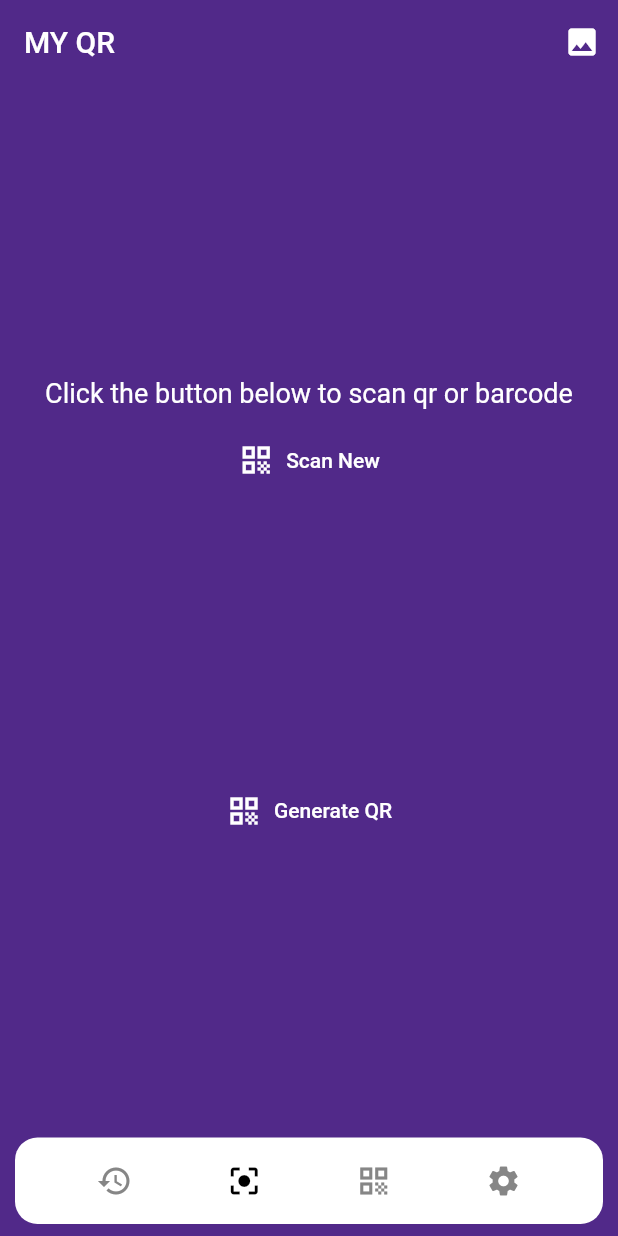
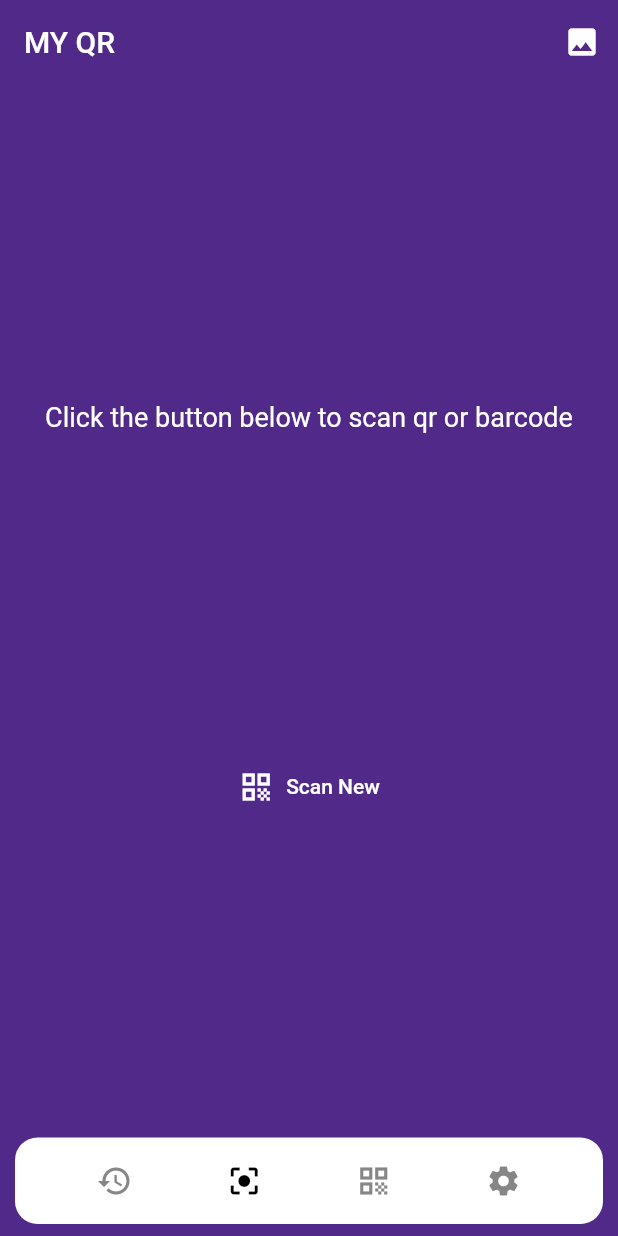
Before and after one commit to kedrakk/qrscannerapp, a Flutter app: the screen it shows after launch, on a phone screen of 412 x 824 dp. Run offline on Flutter 3.47's test engine with Material 2 defaults, Android fonts, the light colour scheme and no system bars; our stand-ins replace flutter_svg, get, get_storage, google_mobile_ads, hive, hive_flutter and 5 more; missing offline and left inert: barcode_scan2, scan; accounts and stored records are empty; statements that could not run were skipped.

Commit message:
remove generate in home

```diff
--- a/lib/screen/qr_pages/qr_action_with_barcode_scan.dart
+++ b/lib/screen/qr_pages/qr_action_with_barcode_scan.dart
@@ -1,7 +1,6 @@
 import 'package:flutter/material.dart';
 import 'package:get/get.dart';
 import 'package:qr_scanner_app/generated/locales.g.dart';
-import 'package:qr_scanner_app/screen/qr_pages/generate_qr.dart';
 import 'package:qr_scanner_app/service/controllers/qrcontrollers/barcode_scan_with_barcode_scan_controller.dart';
 import 'package:qr_scanner_app/utils/colors.dart';
 
@@ -32,9 +31,7 @@ class QRActionWithBarcodeScanPage extends StatelessWidget {
             crossAxisAlignment: CrossAxisAlignment.center,
             children: [
               Center(
-                child: Column(
-                  children: [
-                    Padding(
+                child: Padding(
                   padding: const EdgeInsets.symmetric(
                     vertical: 10.0,
                     horizontal: 15,
@@ -48,23 +45,9 @@ class QRActionWithBarcodeScanPage extends StatelessWidget {
                     ),
                   ),
                 ),
+              ),
               ScanNewButton(
                 onPressed: () => controller.scanQR(),
-                    ),
-                  ],
-                ),
-              ),
-              TextButton.icon(
-                style: ButtonStyle(
-                  foregroundColor: MaterialStateProperty.all(
-                    MyColor.white,
-                  ),
-                ),
-                onPressed: () => Get.to(() => const GenerateQRPage()),
-                icon: const Icon(Icons.qr_code),
-                label: Text(
-                  LocaleKeys.generateqr.tr,
-                ),
               ),
             ],
           ),
```
Also changed, not shown: lib/screen/qr_pages/qr_action.dart (+2 -19 lines). Lines whose indentation alone changed are shown as unchanged.
